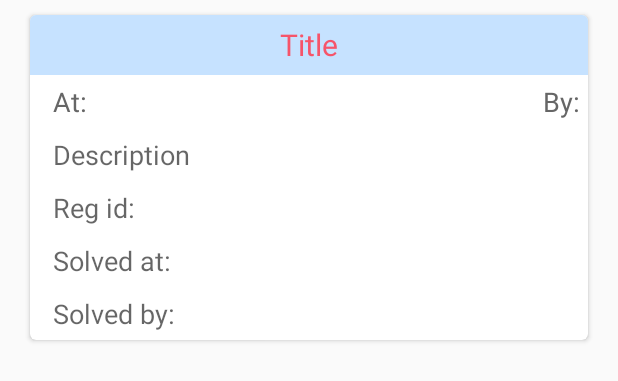
After one commit to DevHub-Android/CVRCE-Application, an Android app: the layout element_resolved_complaint.xml on its own in the app's theme, with its tools: preview values and no code run, on a phone screen of 412 x 824 dp. The commit adds this screen. Shown: the top 381 px of the screen. Run offline under Robolectric (Android 15) with nearby library versions, the phone set to English and light mode, and no system bars.

Commit message:
Resolved Complaints Fetch done

```diff
--- a/app/src/main/java/com/android/devhub/use/cvrceapplication/Adapters/Adapter_Complaints.java
+++ b/app/src/main/java/com/android/devhub/use/cvrceapplication/Adapters/Adapter_Complaints.java
@@ -153,7 +153,8 @@ public class Adapter_Complaints extends RecyclerView.Adapter<Adapter_Complaints.
                         .concat(created_at)
                         .concat("&priority=")
                         .concat(String.valueOf(priority))
-                        .concat("&issued");
+                        .concat("&issued_by=")
+                        .concat(item.reg_id);
 
                 url_upvote = url_upvote.replaceAll("\\s+","%20");
                 Log.i("haggax",url_upvote);
@@ -226,7 +227,7 @@ public class Adapter_Complaints extends RecyclerView.Adapter<Adapter_Complaints.
                 }, new Response.ErrorListener() {
                     @Override
                     public void onErrorResponse(VolleyError error) {
-                        Toast toast = Toast.makeText(context, "Network Error", duration);
+                        Toast toast = Toast.makeText(context,"Network Error", duration);
                         toast.show();
                     }
                 }) ;
--- /dev/null
+++ b/app/src/main/res/layout/element_resolved_complaint.xml
@@ -0,0 +1,121 @@
+<?xml version="1.0" encoding="utf-8"?>
+<LinearLayout xmlns:android="http://schemas.android.com/apk/res/android"
+    android:layout_width="match_parent"
+    android:layout_height="wrap_content"
+    android:layout_marginLeft="10dp"
+    android:layout_marginRight="10dp">
+
+
+    <!-- A CardView that contains a TextView -->
+    <android.support.v7.widget.CardView
+        xmlns:card_view="http://schemas.android.com/apk/res-auto"
+        android:id="@+id/complaint_card_view"
+        android:layout_width="match_parent"
+        android:layout_height="wrap_content"
+        android:elevation="10dp"
+        android:padding="10dp"
+        android:layout_margin="10dp"
+        card_view:cardCornerRadius="4dp"
+        android:clickable="true"
+        android:foreground="?android:attr/selectableItemBackground">
+
+        <RelativeLayout
+            android:layout_width="match_parent"
+            android:layout_height="wrap_content">
+
+            <TextView
+                android:id="@+id/complaint_title"
+                android:layout_width="match_parent"
+                android:layout_height="40dp"
+                android:gravity="center_vertical"
+                android:textSize="20sp"
+                android:padding="5dp"
+                android:text="Title"
+                android:textAlignment="center"
+                android:textAppearance="?android:attr/textAppearanceLarge"
+                android:background="#c6e2ff"
+                android:textColor="#f6546a"/>
+
+
+            <TextView
+                android:layout_width="wrap_content"
+                android:layout_height="wrap_content"
+                android:textAppearance="?android:attr/textAppearanceMedium"
+                android:text="By:"
+                android:padding="5dp"
+                android:id="@+id/complaint_posted_by"
+                android:textColor="#666666"
+                android:layout_below="@+id/complaint_title"
+                android:layout_alignParentEnd="true" />
+
+            <TextView
+                android:layout_width="wrap_content"
+                android:layout_height="wrap_content"
+                android:textAppearance="?android:attr/textAppearanceMedium"
+                android:text="At:"
+                android:padding="5dp"
+                android:id="@+id/complaint_created_at"
+                android:textColor="#666666"
+                android:layout_marginLeft="10dp"
+                android:layout_below="@+id/complaint_title"
+                android:layout_alignParentStart="true" />
+
+            <TextView
+                android:layout_width="wrap_content"
+                android:layout_height="wrap_content"
+                android:textAppearance="?android:attr/textAppearanceMedium"
+                android:text="Description"
+                android:padding="5dp"
+                android:id="@+id/complaint_description"
+                android:layout_below="@+id/complaint_created_at"
+                android:layout_marginLeft="10dp"
+                android:layout_alignParentStart="true"
+                android:layout_alignParentEnd="true" />
+
+            <TextView
+                android:layout_width="wrap_content"
+                android:layout_height="wrap_content"
+                android:textAppearance="?android:attr/textAppearanceMedium"
+                android:text="Reg id:"
+                android:padding="5dp"
+                android:id="@+id/registration_id"
+                android:layout_below="@+id/complaint_description"
+                android:layout_marginLeft="10dp"
+                android:layout_alignParentStart="true"
+                android:layout_alignParentEnd="true" />
+
+            <TextView
+                android:layout_width="wrap_content"
+                android:layout_height="wrap_content"
+                android:textAppearance="?android:attr/textAppearanceMedium"
+                android:text="Solved at:"
+                android:padding="5dp"
+                android:id="@+id/solved_at"
+                android:layout_below="@+id/registration_id"
+                android:layout_marginLeft="10dp"
+                android:layout_alignParentStart="true"
+                android:layout_alignParentEnd="true" />
+
+            <TextView
+                android:layout_width="wrap_content"
+                android:layout_height="wrap_content"
+                android:textAppearance="?android:attr/textAppearanceMedium"
+                android:text="Solved by:"
+                android:padding="5dp"
+                android:id="@+id/solved_by"
+                android:layout_below="@+id/solved_at"
+                android:layout_marginLeft="10dp"
+                android:layout_alignParentStart="true"
+                android:layout_alignParentEnd="true" />
+
+
+
+
+
+
+
+
+        </RelativeLayout>
+    </android.support.v7.widget.CardView>
+
+</LinearLayout>
--- a/app/src/main/res/menu/mentor_menu.xml
+++ b/app/src/main/res/menu/mentor_menu.xml
@@ -5,5 +5,7 @@
         android:title="Add Student"/>
     <item android:id="@+id/students"
         android:title="My Students"/>
+    <item android:id="@+id/resolvedComplaints"
+        android:title="Resolved Complaints"/>
 
 </menu>
```
Also changed, not shown: app/src/main/AndroidManifest.xml (+7 -11 lines), app/src/main/java/com/android/devhub/use/cvrceapplication/Adapters/Adapter_Resolved_Complaints.java (added, +99 -0 lines), app/src/main/java/com/android/devhub/use/cvrceapplication/MentorActivity.java (+7 -0 lines), app/src/main/java/com/android/devhub/use/cvrceapplication/MentorResolvedComplaintsActivity.java (added, +135 -0 lines), app/src/main/res/layout/activity_mentor_resolved_complaints.xml (added, +15 -0 lines).
